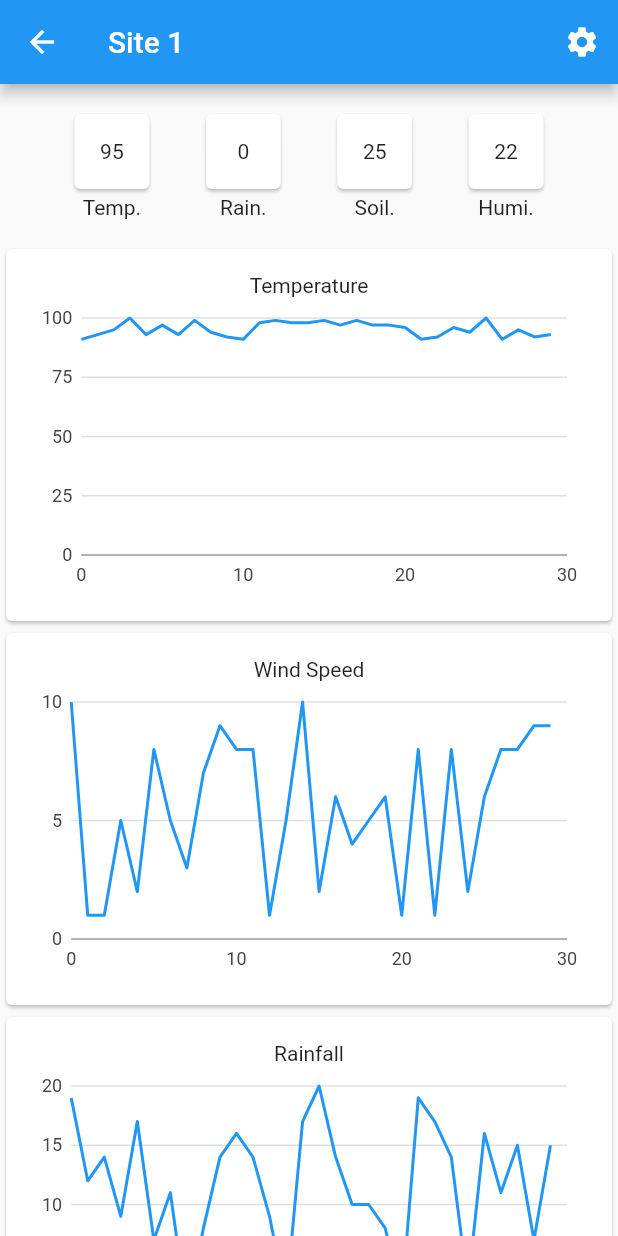
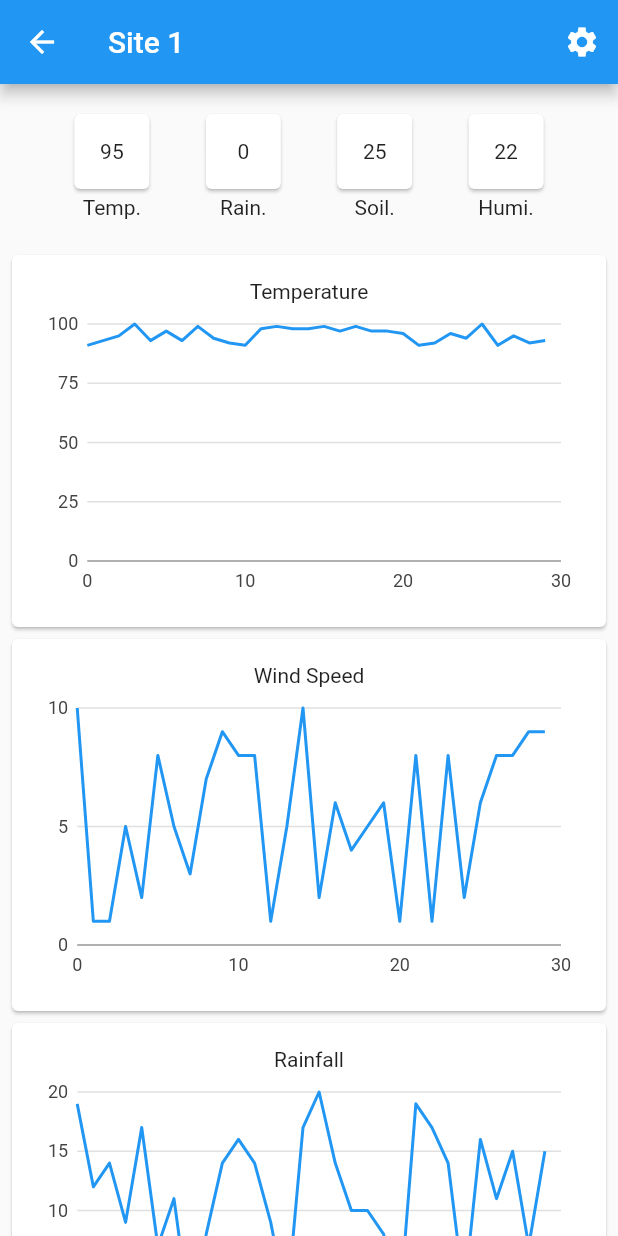
Before and after one commit to tytydraco/cg_proto2, a Flutter app: the screen it shows after launch, after a tap on "Site 1", on a phone screen of 412 x 824 dp. Run offline on Flutter 3.47's test engine with Material 2 defaults, Android fonts, the phone set to English and light mode, and no system bars; our stand-ins replace charts_flutter, shared_preferences.

Commit message:
Better margins for cards
Signed-off-by: Tyler Nijmeh <tylernij@gmail.com>

```diff
--- a/lib/widgets/site_weather_chart.dart
+++ b/lib/widgets/site_weather_chart.dart
@@ -58,6 +58,7 @@ class _SiteWeatherChartState extends State<SiteWeatherChart> {
             ];
 
             return Card(
+              margin: const EdgeInsets.only(left: 8, right: 8, top: 8),
               child: Padding(
                 padding: const EdgeInsets.all(16),
                 child: Column(
--- a/lib/widgets/site_widget.dart
+++ b/lib/widgets/site_widget.dart
@@ -10,9 +10,10 @@ class SiteWidget extends StatelessWidget {
   @override
   Widget build(BuildContext context) {
     return Card(
+      margin: const EdgeInsets.only(left: 8, right: 8, top: 8),
       child: InkWell(
         child: Padding(
-          padding: const EdgeInsets.all(16),
+          padding: const EdgeInsets.all(18),
           child: Text(site.id)
         ),
         onTap: () {
```
